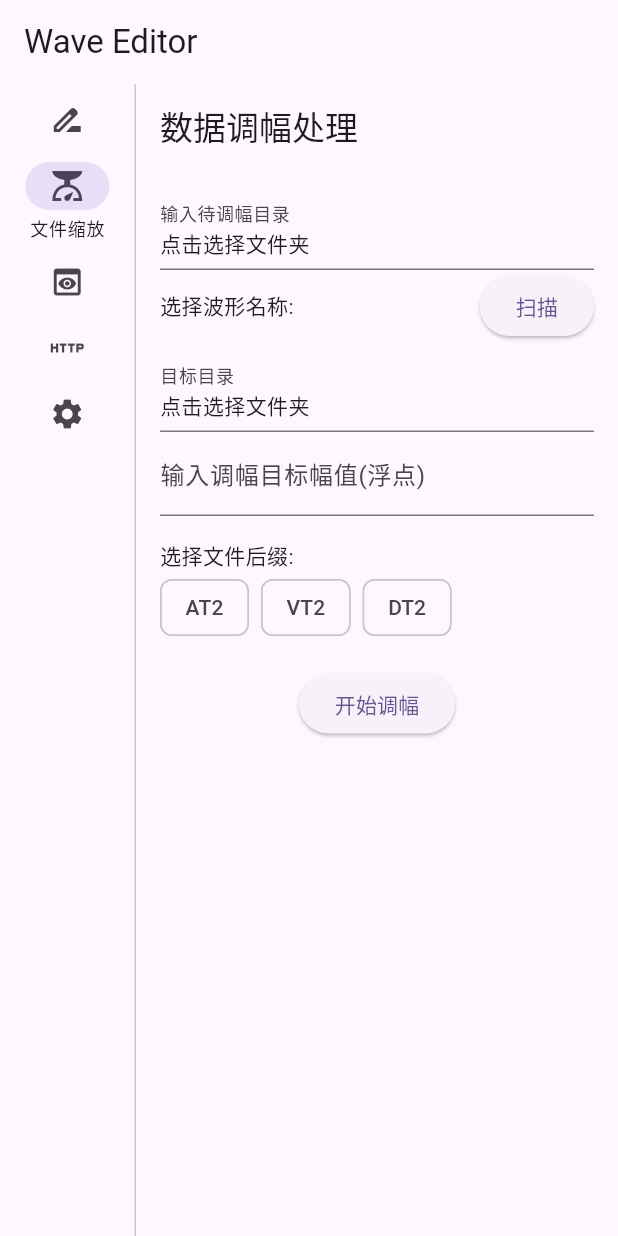
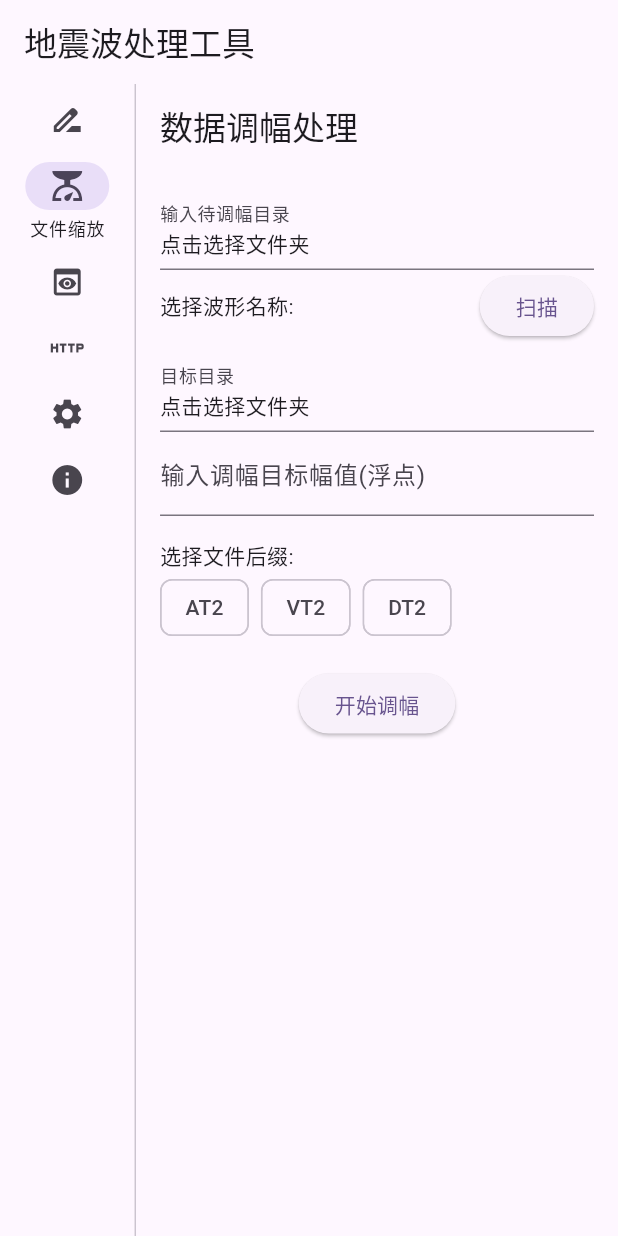
Before and after one commit to helloandworlder/wave_editor, a Flutter app: the screen it shows after launch, after a tap on "文件缩放", on a phone screen of 412 x 824 dp. Run offline on Flutter 3.47's test engine with Material 3 defaults, Android fonts, the phone set to English and light mode, and no system bars; our stand-ins replace csv, file_picker, flutter_colorpicker, get, shelf, syncfusion_flutter_charts; statements that could not run were skipped.

Commit message:
结束啦

```diff
--- a/lib/components/wavename_selector.dart
+++ b/lib/components/wavename_selector.dart
@@ -4,16 +4,13 @@ import 'dart:io';
 import 'package:path/path.dart' as path;
 import 'package:wave_editor/logic/logic.dart';
 
-class WaveformPrefixSelector extends StatelessWidget {
+class WaveformPrefixSelector extends StatefulWidget {
   final RxString srcFolderPath;
   final RxList<String> selectedWaveName;
   final bool multiSelect;
   final bool defaultSelectAll;
 
-  // 将 prefixMap 定义为类的属性
-  final RxMap<String, List<String>> prefixMap = <String, List<String>>{}.obs;
-
-  WaveformPrefixSelector({
+  const WaveformPrefixSelector({
     super.key,
     required this.srcFolderPath,
     required this.selectedWaveName,
@@ -21,13 +18,26 @@ class WaveformPrefixSelector extends StatelessWidget {
     this.defaultSelectAll = false,
   });
 
+  @override
+  State<WaveformPrefixSelector> createState() => _WaveformPrefixSelectorState();
+}
+
+class _WaveformPrefixSelectorState extends State<WaveformPrefixSelector> {
+  final RxMap<String, List<String>> prefixMap = <String, List<String>>{}.obs;
+
+  @override
+  void initState() {
+    super.initState();
+    _refreshPrefixList();
+    ever(widget.srcFolderPath, (_) => _refreshPrefixList());
+  }
+
   void _refreshPrefixList() {
-    if (srcFolderPath.value.isNotEmpty) {
-      final directory = Directory(srcFolderPath.value);
+    if (widget.srcFolderPath.value.isNotEmpty) {
+      final directory = Directory(widget.srcFolderPath.value);
 
-      // 检查目录是否存在
       if (!directory.existsSync()) {
-        debugPrint('目录不存在: ${srcFolderPath.value}');
+        debugPrint('目录不存在: ${widget.srcFolderPath.value}');
         return;
       }
 
@@ -35,7 +45,6 @@ class WaveformPrefixSelector extends StatelessWidget {
       final appController = Get.find<AppController>();
       final separators = appController.defaultSeparator;
 
-      // 提取所有文件名的前缀部分
       final newPrefixMap = <String, List<String>>{};
       for (final file in files) {
         final fileName = path.basename(file.path);
@@ -54,10 +63,10 @@ class WaveformPrefixSelector extends StatelessWidget {
         }
       }
 
-      // 找出具有相同前缀的文件组成的前缀
       final prefixes = newPrefixMap.keys.toList();
-      prefixMap.assignAll(newPrefixMap); // 更新 prefixMap
-      selectedWaveName.assignAll(defaultSelectAll ? prefixes : []);
+      prefixMap.assignAll(newPrefixMap);
+      widget.selectedWaveName
+          .assignAll(widget.defaultSelectAll ? prefixes : []);
     }
   }
 
@@ -70,7 +79,7 @@ class WaveformPrefixSelector extends StatelessWidget {
           children: [
             Expanded(
               child: Obx(
-                () => Text('选择波形名称: ${selectedWaveName.join(" | ")}'),
+                () => Text('选择波形名称: ${widget.selectedWaveName.join(" | ")}'),
               ),
             ),
             ElevatedButton(
@@ -84,22 +93,22 @@ class WaveformPrefixSelector extends StatelessWidget {
           () => Wrap(
             spacing: 8,
             children: [
-              for (final prefix in prefixMap.keys) // 使用 prefixMap 的键
+              for (final prefix in prefixMap.keys)
                 ChoiceChip(
                   label: Text(prefix),
-                  selected: selectedWaveName.contains(prefix),
+                  selected: widget.selectedWaveName.contains(prefix),
                   onSelected: (selected) {
                     if (selected) {
-                      if (!multiSelect) {
-                        selectedWaveName.assignAll([prefix]);
+                      if (!widget.multiSelect) {
+                        widget.selectedWaveName.assignAll([prefix]);
                       } else {
-                        selectedWaveName.add(prefix);
+                        widget.selectedWaveName.add(prefix);
                       }
                     } else {
-                      if (!multiSelect) {
-                        selectedWaveName.assignAll([]);
+                      if (!widget.multiSelect) {
+                        widget.selectedWaveName.assignAll([]);
                       } else {
-                        selectedWaveName.remove(prefix);
+                        widget.selectedWaveName.remove(prefix);
                       }
                     }
                   },
--- a/lib/logic/logic.dart
+++ b/lib/logic/logic.dart
@@ -1,5 +1,3 @@
-import 'dart:ui';
-
 import 'package:flutter/material.dart';
 import 'package:get/get.dart';
 
@@ -8,7 +6,7 @@ class AppController extends GetxController {
   final RxList<String> defaultWaveDirection = <String>['H', 'HH', 'V'].obs;
   final RxList<String> defaultSeparator = <String>['-', '_'].obs;
   final RxString defaultWaveDirectionSeparator = '-'.obs;
-  final RxBool useIncrementalNaming = false.obs;
+  final RxBool useIncrementalNaming = true.obs;
 
   final RxString renameInputFolder = ''.obs;
   final RxString renameOutputFolder = ''.obs;
@@ -26,10 +24,20 @@ class AppController extends GetxController {
   @override
   void onInit() {
     super.onInit();
+
+    // 重命名输出文件夹与缩放输入文件夹双向绑定
     ever(renameOutputFolder,
         (_) => scaleInputFolder.value = renameOutputFolder.value);
+    ever(scaleInputFolder,
+        (_) => renameOutputFolder.value = scaleInputFolder.value);
+
+    // 缩放输出文件夹与预览输入文件夹双向绑定
     ever(scaleOutputFolder,
         (_) => previewInputFolder.value = scaleOutputFolder.value);
+    ever(previewInputFolder,
+        (_) => scaleOutputFolder.value = previewInputFolder.value);
+
+    // 波形方向颜色映射更新
     ever(
         defaultWaveDirection,
         (_) => waveDirectionColors.value = {
--- a/lib/main.dart
+++ b/lib/main.dart
@@ -2,7 +2,11 @@ import 'dart:io';
 
 import 'package:flutter/material.dart';
 import 'package:get/get.dart';
+import 'package:wave_editor/pages/about_page.dart';
+import 'package:wave_editor/pages/file_rename_page.dart';
+import 'package:wave_editor/pages/file_scale_page.dart';
 import 'package:wave_editor/pages/home_page.dart';
+import 'package:wave_editor/pages/preview_wave_page.dart';
 import 'package:wave_editor/pages/settings_page.dart';
 import 'package:wave_editor/pages/http_server_page.dart';
 import 'package:wave_editor/logic/logic.dart';
@@ -18,7 +22,10 @@ class MyApp extends StatelessWidget {
   @override
   Widget build(BuildContext context) {
     return GetMaterialApp(
-      title: 'Wave Editor',
+      debugShowCheckedModeBanner: false, // 移除调试标记
+      showSemanticsDebugger: false, // 关闭语义调试
+      showPerformanceOverlay: false,
+      title: '地震波处理工具',
       theme: ThemeData(
         colorScheme: ColorScheme.fromSeed(seedColor: Colors.deepPurple),
         useMaterial3: true,
@@ -27,8 +34,12 @@ class MyApp extends StatelessWidget {
       initialRoute: '/',
       getPages: [
         GetPage(name: '/', page: () => const HomePage()),
-        GetPage(name: '/settings', page: () => SettingsPage()),
-        GetPage(name: '/httpServer', page: () => HttpServerPage()),
+        GetPage(name: '/renameFile', page: () => const FileRenamePage()),
+        GetPage(name: '/scaleFile', page: () => const FileScalePage()),
+        GetPage(name: '/previewWave', page: () => const WaveformPreviewPage()),
+        GetPage(name: '/httpServer', page: () => const HttpServerPage()),
+        GetPage(name: '/settings', page: () => const SettingsPage()),
+        GetPage(name: '/about', page: () => const AboutPage()),
       ],
     );
   }
--- /dev/null
+++ b/lib/pages/about_page.dart
@@ -0,0 +1,92 @@
+import 'package:flutter/material.dart';
+
+class AboutPage extends StatelessWidget {
+  const AboutPage({super.key});
+
+  @override
+  Widget build(BuildContext context) {
+    return Scaffold(
+      appBar: AppBar(
+        title: const Text('关于'),
+      ),
+      body: const SingleChildScrollView(
+        padding: EdgeInsets.all(16.0),
+        child: Column(
+          crossAxisAlignment: CrossAxisAlignment.stretch,
+          children: [
+            SizedBox(height: 8),
+            Card(
+              child: Padding(
+                padding: EdgeInsets.all(16.0),
+                child: Column(
+                  crossAxisAlignment: CrossAxisAlignment.start,
+                  children: [
+                    Text('项目名称：'),
+                    SizedBox(height: 4),
+                    Text('Python在地震波处理中的应用'),
+                  ],
+                ),
+              ),
+            ),
+            SizedBox(height: 8),
+            Card(
+              child: Padding(
+                padding: EdgeInsets.all(16.0),
+                child: Column(
+                  crossAxisAlignment: CrossAxisAlignment.start,
+                  children: [
+                    Text('项目功能：'),
+                    SizedBox(height: 4),
+                    Text('数据批量命名、数据调幅处理、Web波形预览、HTTP数据接口'),
+                  ],
+                ),
+              ),
+            ),
+            SizedBox(height: 8),
+            Card(
+              child: Padding(
+                padding: EdgeInsets.all(16.0),
+                child: Column(
+                  crossAxisAlignment: CrossAxisAlignment.start,
+                  children: [
+                    Text('项目指导老师：'),
+                    SizedBox(height: 4),
+                    Text('吕鑫颖'),
+                  ],
+                ),
+              ),
+            ),
+            SizedBox(height: 8),
+            Card(
+              child: Padding(
+                padding: EdgeInsets.all(16.0),
+                child: Column(
+                  crossAxisAlignment: CrossAxisAlignment.start,
+                  children: [
+                    Text('项目组成员：'),
+                    SizedBox(height: 4),
+                    Text('杨雪 卜宇曦 俞梦莎 宋佳琪 穆烨欣'),
+                  ],
+                ),
+              ),
+            ),
+            SizedBox(height: 8),
+            Card(
+              child: Padding(
+                padding: EdgeInsets.all(16.0),
+                child: Column(
+                  crossAxisAlignment: CrossAxisAlignment.start,
+                  children: [
+                    Text('项目立项于：'),
+                    SizedBox(height: 4),
+                    Text('2023年12月'),
+                  ],
+                ),
+              ),
+            ),
+          ],
+        ),
+      ),
+    );
+  }
+}
--- a/lib/pages/file_scale_page.dart
+++ b/lib/pages/file_scale_page.dart
@@ -62,7 +62,7 @@ class FileScalePageState extends State<FileScalePage> {
       double targetValue = double.parse(_targetValueController.text);
       List<String> prefix =
           _selectedWaveName.isNotEmpty ? _selectedWaveName.toList() : [];
-      List<String> suffixes = appController.defaultFileExtension;
+      List<String> suffixes = _targetFileSuffix.toList();
 
       FileScaler fileScaler = FileScaler();
       fileScaler.processFileScale(
--- a/lib/pages/home_page.dart
+++ b/lib/pages/home_page.dart
@@ -6,6 +6,7 @@ import 'package:wave_editor/pages/settings_page.dart';
 import 'package:wave_editor/pages/http_server_page.dart';
 import 'package:wave_editor/pages/file_rename_page.dart';
 import 'package:wave_editor/pages/file_scale_page.dart';
+import 'package:wave_editor/pages/about_page.dart';
 
 class HomePage extends StatefulWidget {
   const HomePage({super.key});
@@ -18,11 +19,12 @@ class HomePageState extends State<HomePage> {
   int _selectedIndex = 0;
 
   final List<Widget> _pages = [
-    const RenameFilePage(),
+    const FileRenamePage(),
     const FileScalePage(),
-    const PreviewWaveformPage(),
+    const WaveformPreviewPage(),
     const HttpServerPage(),
-    SettingsPage(),
+    const SettingsPage(),
+    const AboutPage(),
   ];
 
   void _onItemTapped(int index) {
@@ -35,7 +37,7 @@ class HomePageState extends State<HomePage> {
   Widget build(BuildContext context) {
     return Scaffold(
       appBar: AppBar(
-        title: Text('Wave Editor'),
+        title: const Text('地震波处理工具'),
       ),
       body: Row(
         children: [
@@ -64,6 +66,10 @@ class HomePageState extends State<HomePage> {
                 icon: Icon(Icons.settings),
                 label: Text('设置'),
               ),
+              NavigationRailDestination(
+                icon: Icon(Icons.info),
+                label: Text('关于'),
+              ),
             ],
           ),
           const VerticalDivider(thickness: 1, width: 1),
--- a/lib/pages/settings_page.dart
+++ b/lib/pages/settings_page.dart
@@ -4,11 +4,12 @@ import 'package:get/get.dart';
 import 'package:wave_editor/logic/logic.dart';
 
 class SettingsPage extends StatelessWidget {
-  SettingsPage({super.key});
-  final AppController appController = Get.find();
+  const SettingsPage({super.key});
 
   @override
   Widget build(BuildContext context) {
+    final AppController appController = Get.find();
+
     return Scaffold(
       appBar: AppBar(
         title: const Text('设置'),
@@ -29,8 +30,9 @@ class SettingsPage extends StatelessWidget {
           ),
           _buildWaveDirectionColorSetting(appController),
           ListTile(
-            title: const Text('默认文件命名方式'),
-            subtitle: const Text('选择是否使用自增数字(1,2,3...)命名文件'),
+            title: Obx(() => Text(
+                '文件命名方式: ${appController.useIncrementalNaming.value ? '自增数字' : '原文件前缀'}')),
+            subtitle: const Text('选择使用自增数字(1,2,3...)或使用原文件前缀命名文件'),
             trailing: Obx(() => Switch(
                   value: appController.useIncrementalNaming.value,
                   onChanged: (value) {
--- a/lib/utils/file_scaler.dart
+++ b/lib/utils/file_scaler.dart
@@ -1,15 +1,10 @@
 import 'dart:io';
 import 'package:flutter/material.dart';
 import 'package:path/path.dart' as path;
-import 'package:get/get.dart';
-import 'package:wave_editor/logic/logic.dart';
 
 class FileScaler {
   void processFileScale(String srcFolder, String dstFolder, double targetValue,
       List<String> suffixes, List<String> prefixList) {
-    final appController = Get.find<AppController>();
-    suffixes = appController.defaultFileExtension;
-
     // 遍历后缀列表
     for (String suffix in suffixes) {
       // 遍历前缀列表
--- a/pubspec.yaml
+++ b/pubspec.yaml
@@ -1,4 +1,5 @@
 name: wave_editor
+display_name: 地震波处理工具
 description: "A new Flutter project."
 publish_to: 'none' # Remove this line if you wish to publish to pub.dev
 version: 1.0.0+1
@@ -32,10 +33,10 @@ flutter:
     - assets/icons/
 
 msix_config: # Windows Msix 构建配置 | dart run msix:create
-  display_name: WaveEditor
+  display_name: 地震波处理工具
   publisher_display_name: X
   identity_name: x.fun.waveEditor
-  msix_version: 1.0.0.0
+  msix_version: "2.0.0.0"
   logo_path: C:\Users\hello\StudioProjects\wave_editor\build_depend\logo.png
   capabilities: internetClient
 
```
Also changed, not shown: lib/controllers/preview_wave_controller.dart (added, +61 -0 lines), lib/pages/file_rename_page.dart (+5 -4 lines), lib/pages/preview_wave_page.dart (+8 -11 lines), lib/utils/file_rename.dart (+76 -27 lines), build_depend/logo.png, 14 other files.
